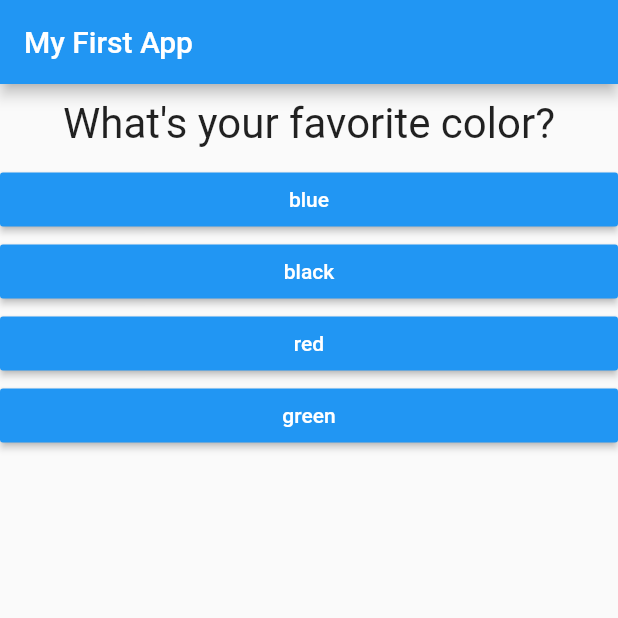
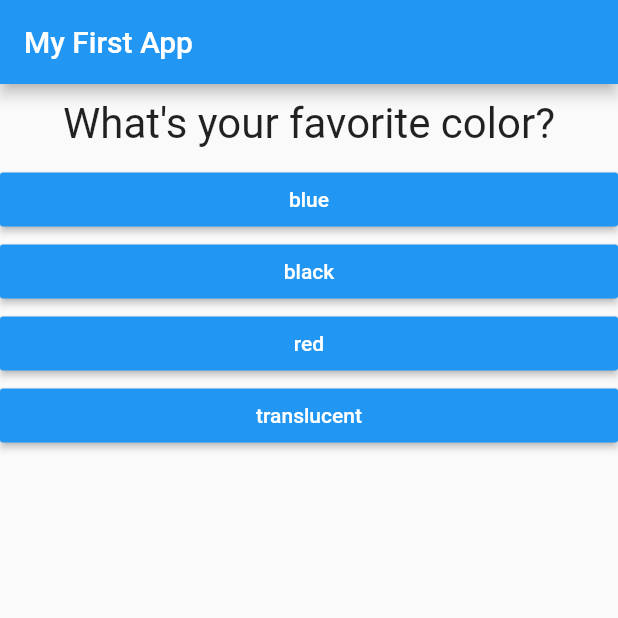
Before and after one commit to AdamTasma/FlutterQuizApp, a Flutter app: the screen it shows after launch, on a phone screen of 412 x 824 dp, the top half of it. Run offline on Flutter 3.47's test engine with Material 2 defaults, Android fonts, the phone set to English and light mode, and no system bars.

Commit message:
2-51 adding 'score' map to answers, and passsing it to quiz.dart in the form of an anonymous function

```diff
--- a/lib/main.dart
+++ b/lib/main.dart
@@ -19,29 +19,43 @@ class _MyAppState extends State<MyApp> {
     {
       // could also use Map(). its a key/value pair. "{}" is the shortcut way of writing Map()
       'questionText': 'What\'s your favorite color?',
-      'answers': ['blue', 'black', 'red', 'green'],
+      'answers': [
+        {'text': 'blue', 'score': '1'},
+        {'text': 'black', 'score': '2'},
+        {'text': 'red', 'score': '3'},
+        {'text': 'translucent', 'score': '4'},
+      ],
     },
     {
       'questionText': "What\'s your favorite animal?",
-      'answers': ['tiger', 'lion', 'bears', 'dogs'],
+      'answers': [
+        {'text': 'zebra', 'score': '1'},
+        {'text': 'flying squirrel', 'score': '2'},
+        {'text': 'lioness', 'score': '3'},
+        {'text': 'Butcher when not using his keyboard shortcuts', 'score': '4'},
+      ],
     },
     {
-      'questionText': 'Who\'s your favorite wife?',
-      'answers': ['Aubrey', 'Aubrey', 'Aubrey', 'Aubrey'],
+      'questionText': 'Who\'s the best wife?',
+      'answers': [
+        {'text': 'Aubrey', 'score': '1'},
+        {'text': 'Aubrey', 'score': '2'},
+        {'text': 'Aubrey', 'score': '3'},
+        {'text': 'Aubrey', 'score': '4'},
+      ],
     }
   ];
 
   var _questionIndex = 0;
+  var _totalScore = 0;
 
-  void _answerQuestion() {
+  void _answerQuestion(int score) {
+    _totalScore = _totalScore + score;
+
     setState(() {
       _questionIndex++;
     });
     print(_questionIndex);
-
-//    if (_questionIndex < questions.length) {
-//      print('we have more questions');
-//    }
   }
 
   @override
--- a/lib/quiz.dart
+++ b/lib/quiz.dart
@@ -20,8 +20,9 @@ class Quiz extends StatelessWidget {
         Question(
           questions[questionIndex]['questionText'],
         ),
-        ...(questions[questionIndex]['answers'] as List<String>).map((answer) {
-          return Answer(answerQuestion, answer);
+        ...(questions[questionIndex]['answers'] as List<Map<String, Object>>)
+            .map((answer) {
+          return Answer(() => answerQuestion(answer['score']), answer['text']);
         }).toList()
       ],
     );
```
